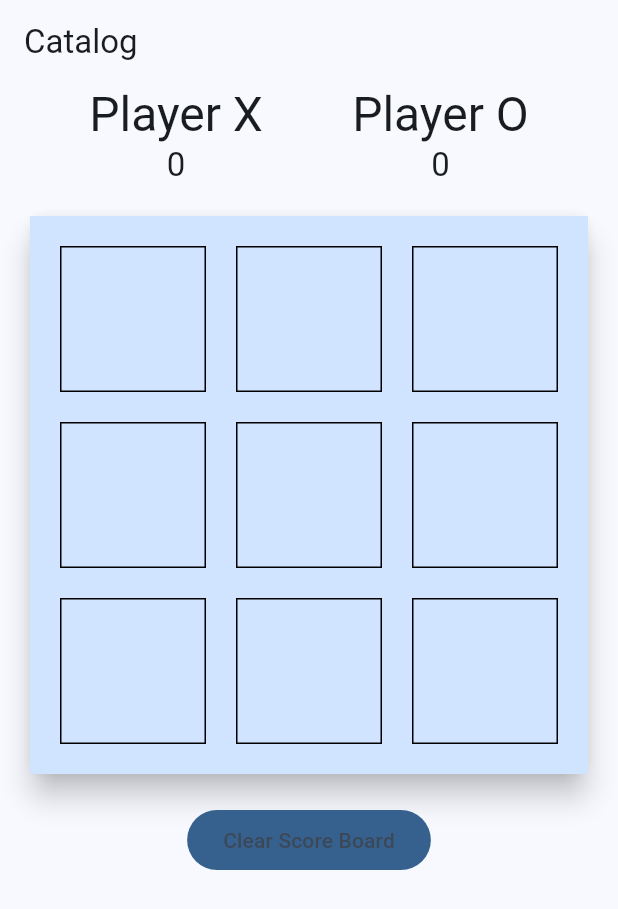
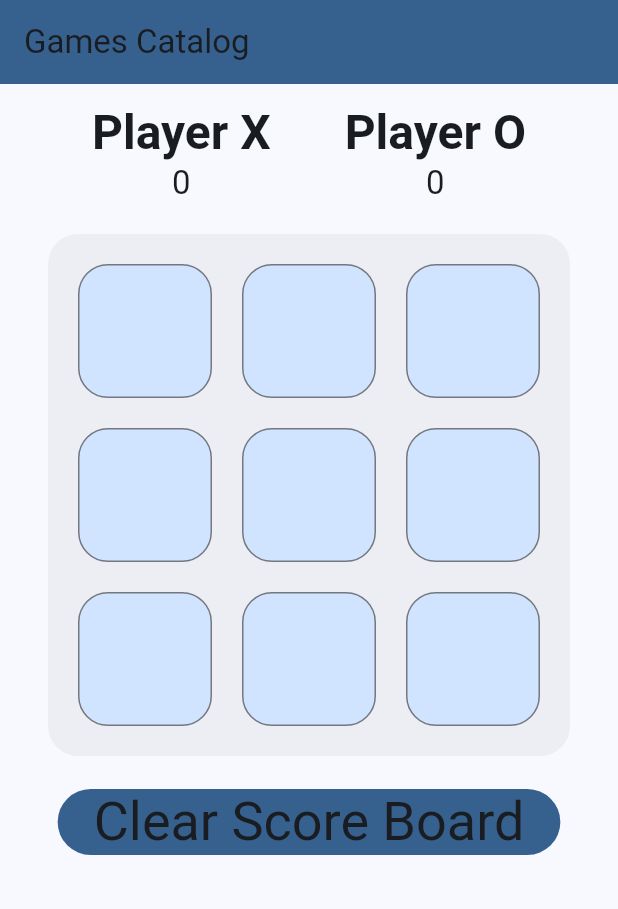
Before and after one commit to Ahmadu-Suleiman/FairGames, a Flutter app: the screen it shows after launch, on a phone screen of 412 x 824 dp. Shown: the top 909 px of the screen. Run offline on Flutter 3.47's test engine with Material 3 defaults, Android fonts, the phone set to English and light mode, and no system bars.

Commit message:
improve codebase

```diff
--- a/lib/tic_tac_toe.dart
+++ b/lib/tic_tac_toe.dart
@@ -18,8 +18,13 @@ class _TicTacToeState extends State<TicTacToe> {
   @override
   Widget build(BuildContext context) {
     return Scaffold(
-        appBar: AppBar(title: const Text('Catalog')),
-        body: Column(children: <Widget>[
+        appBar: AppBar(
+            backgroundColor: Theme.of(context).colorScheme.primary,
+            title: const Text('Games Catalog')),
+        body: SingleChildScrollView(
+            child: Padding(
+                padding: const EdgeInsets.all(12),
+                child: Column(children: <Widget>[
                   Row(
                       mainAxisAlignment: MainAxisAlignment.spaceEvenly,
                       children: <Widget>[
@@ -27,7 +32,10 @@ class _TicTacToeState extends State<TicTacToe> {
                             mainAxisAlignment: MainAxisAlignment.center,
                             children: <Widget>[
                               Text('Player X',
-                          style: Theme.of(context).textTheme.headlineLarge),
+                                  style: Theme.of(context)
+                                      .textTheme
+                                      .headlineLarge
+                                      ?.copyWith(fontWeight: FontWeight.bold)),
                               Text(xScore.toString(),
                                   style: Theme.of(context).textTheme.titleLarge)
                             ]),
@@ -35,17 +43,21 @@ class _TicTacToeState extends State<TicTacToe> {
                             mainAxisAlignment: MainAxisAlignment.center,
                             children: <Widget>[
                               Text('Player O',
-                          style: Theme.of(context).textTheme.headlineLarge),
+                                  style: Theme.of(context)
+                                      .textTheme
+                                      .headlineLarge
+                                      ?.copyWith(fontWeight: FontWeight.bold)),
                               Text(oScore.toString(),
                                   style: Theme.of(context).textTheme.titleLarge)
                             ])
                       ]),
-          Card(
-            elevation: 8,
+                  Container(
                       margin: const EdgeInsets.all(20),
-            child: Container(
+                      decoration: BoxDecoration(
+                          borderRadius: BorderRadius.circular(20),
+                          color:
+                              Theme.of(context).colorScheme.surfaceContainer),
                       padding: const EdgeInsets.all(20),
-                color: Theme.of(context).colorScheme.primaryContainer,
                       child: GridView.count(
                           shrinkWrap: true,
                           crossAxisCount: 3,
@@ -57,19 +69,30 @@ class _TicTacToeState extends State<TicTacToe> {
                                   onTap: () => _tapped(index),
                                   child: Container(
                                       decoration: BoxDecoration(
-                                    border: Border.all(color: Colors.black)),
+                                          color: Theme.of(context)
+                                              .colorScheme
+                                              .primaryContainer,
+                                          borderRadius:
+                                              BorderRadius.circular(20),
+                                          border: Border.all(
+                                              color: Theme.of(context)
+                                                  .colorScheme
+                                                  .outline)),
                                       child: Center(
                                           child: Text(displayElement[index],
                                               style: Theme.of(context)
                                                   .textTheme
-                                            .displaySmall))))))),
-          ),
+                                                  .displayMedium
+                                                  ?.copyWith(
+                                                      fontWeight: FontWeight.bold)))))))),
                   FilledButton.tonal(
                       style: ElevatedButton.styleFrom(
-                  backgroundColor: Theme.of(context).colorScheme.primary),
+                          backgroundColor:
+                              Theme.of(context).colorScheme.primary),
                       onPressed: _clearScoreBoard,
-              child: const Text("Clear Score Board"))
-        ]));
+                      child: Text("Clear Score Board",
+                          style: Theme.of(context).textTheme.displaySmall))
+                ]))));
   }
 
   void _tapped(int index) {
@@ -144,7 +167,6 @@ class _TicTacToeState extends State<TicTacToe> {
         builder: (BuildContext context) {
           return AlertDialog(title: Text("$winner is Winner!!!"), actions: [
             TextButton(
-                style: TextButton.styleFrom(foregroundColor: Colors.red),
                 child: const Text("Play Again"),
                 onPressed: () {
                   _clearBoard();
@@ -167,7 +189,6 @@ class _TicTacToeState extends State<TicTacToe> {
         builder: (BuildContext context) {
           return AlertDialog(title: const Text("Draw"), actions: [
             TextButton(
-                style: TextButton.styleFrom(foregroundColor: Colors.red),
                 onPressed: () {
                   _clearBoard();
                   Navigator.of(context).pop();
```
Lines whose indentation alone changed are shown as unchanged.
